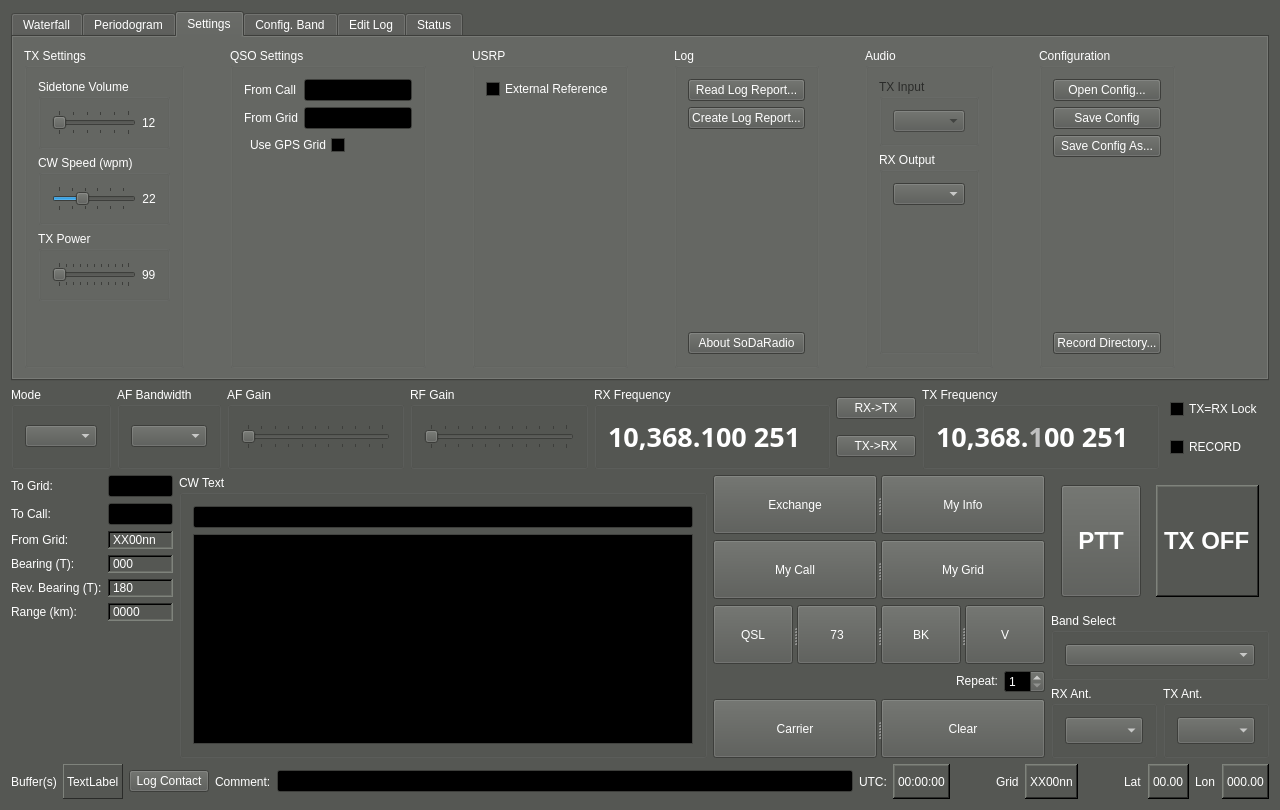
Before: the Qt Designer form qtgui/mainwindow.ui in kb1vc/SoDaRadio, drawn with Qt 5.
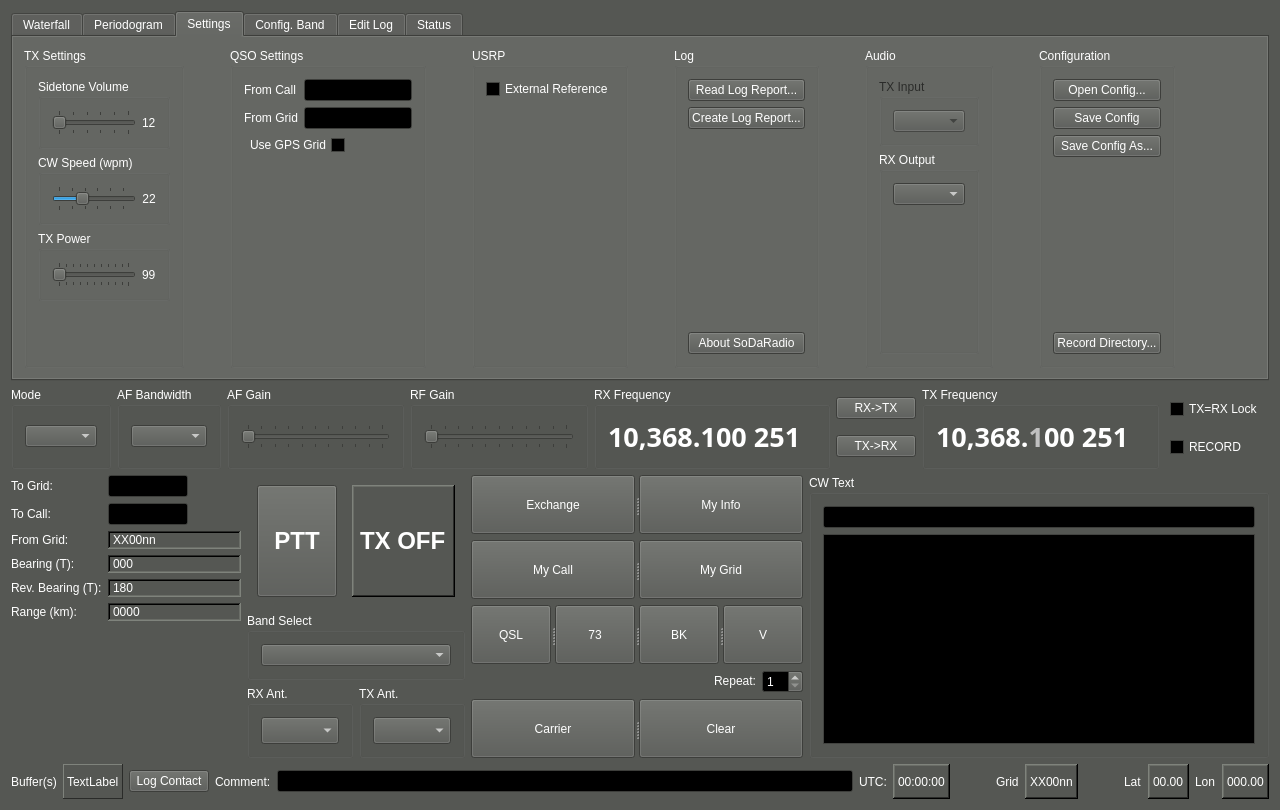
After: the same form once the commit is applied. Icons and pictures are not drawn. Custom widgets are drawn as their Qt base class.

Commit message: Modified GUI layout to put most-used buttons in a cluster.  Previous arrangements were awkward, requiring a mouse excursion from one side of the screen to the other just to TX/RX/log a contact. Perhaps the new layout is better.

The edit to the form file:
```diff
--- a/qtgui/mainwindow.ui
+++ b/qtgui/mainwindow.ui
@@ -2497,7 +2497,7 @@
      </layout>
     </item>
     <item>
-     <layout class="QHBoxLayout" name="MidCtrls_lay" stretch="1,4,1,1">
+     <layout class="QHBoxLayout" name="MidCtrls_lay" stretch="1,0,0,0">
       <item>
        <layout class="QFormLayout" name="Nav_lay">
         <item row="0" column="0">
@@ -2641,33 +2641,158 @@
        </layout>
       </item>
       <item>
-       <widget class="QGroupBox" name="CWTXBox">
-        <property name="sizePolicy">
-         <sizepolicy hsizetype="Preferred" vsizetype="Preferred">
-          <horstretch>1</horstretch>
-          <verstretch>0</verstretch>
-         </sizepolicy>
-        </property>
-        <property name="title">
-         <string>CW Text</string>
-        </property>
-        <layout class="QVBoxLayout" name="verticalLayout_8" stretch="0,0">
-         <item>
-          <widget class="QLineEdit" name="CWCurLine_le">
-           <property name="toolTip">
-            <string>Type CW text here.</string>
-           </property>
-          </widget>
-         </item>
-         <item>
-          <widget class="QPlainTextEdit" name="CWOutBound_te">
-           <property name="readOnly">
-            <bool>true</bool>
-           </property>
-          </widget>
-         </item>
-        </layout>
-       </widget>
+       <layout class="QVBoxLayout" name="PTTCtrl_lay" stretch="2,1,1">
+        <item>
+         <layout class="QHBoxLayout" name="horizontalLayout_3">
+          <property name="spacing">
+           <number>15</number>
+          </property>
+          <property name="leftMargin">
+           <number>10</number>
+          </property>
+          <property name="topMargin">
+           <number>10</number>
+          </property>
+          <property name="rightMargin">
+           <number>10</number>
+          </property>
+          <property name="bottomMargin">
+           <number>10</number>
+          </property>
+          <item>
+           <widget class="QPushButton" name="PTT_btn">
+            <property name="sizePolicy">
+             <sizepolicy hsizetype="MinimumExpanding" vsizetype="MinimumExpanding">
+              <horstretch>0</horstretch>
+              <verstretch>0</verstretch>
+             </sizepolicy>
+            </property>
+            <property name="font">
+             <font>
+              <pointsize>18</pointsize>
+              <weight>75</weight>
+              <bold>true</bold>
+             </font>
+            </property>
+            <property name="toolTip">
+             <string>Push To Talk: toggle between RX and TX</string>
+            </property>
+            <property name="text">
+             <string>PTT</string>
+            </property>
+            <property name="checkable">
+             <bool>true</bool>
+            </property>
+            <property name="checked">
+             <bool>false</bool>
+            </property>
+           </widget>
+          </item>
+          <item>
+           <widget class="QLabel" name="TXState_lab">
+            <property name="sizePolicy">
+             <sizepolicy hsizetype="MinimumExpanding" vsizetype="MinimumExpanding">
+              <horstretch>0</horstretch>
+              <verstretch>0</verstretch>
+             </sizepolicy>
+            </property>
+            <property name="font">
+             <font>
+              <pointsize>18</pointsize>
+              <weight>75</weight>
+              <bold>true</bold>
+             </font>
+            </property>
+            <property name="frameShape">
+             <enum>QFrame::WinPanel</enum>
+            </property>
+            <property name="frameShadow">
+             <enum>QFrame::Raised</enum>
+            </property>
+            <property name="text">
+             <string>TX OFF</string>
+            </property>
+           </widget>
+          </item>
+         </layout>
+        </item>
+        <item>
+         <widget class="QGroupBox" name="groupBox">
+          <property name="title">
+           <string>Band Select</string>
+          </property>
+          <layout class="QVBoxLayout" name="verticalLayout_22">
+           <item>
+            <widget class="QComboBox" name="bandSel_cb">
+             <property name="toolTip">
+              <string>Select a band (see the Config. Band tab for settings.)</string>
+             </property>
+            </widget>
+           </item>
+          </layout>
+         </widget>
+        </item>
+        <item>
+         <layout class="QHBoxLayout" name="horizontalLayout_4">
+          <item>
+           <widget class="QGroupBox" name="groupBox_16">
+            <property name="title">
+             <string>RX Ant.</string>
+            </property>
+            <layout class="QVBoxLayout" name="verticalLayout_20">
+             <item>
+              <widget class="QComboBox" name="RXAnt_sel">
+               <property name="sizePolicy">
+                <sizepolicy hsizetype="Preferred" vsizetype="Expanding">
+                 <horstretch>0</horstretch>
+                 <verstretch>0</verstretch>
+                </sizepolicy>
+               </property>
+               <property name="minimumSize">
+                <size>
+                 <width>0</width>
+                 <height>27</height>
+                </size>
+               </property>
+               <property name="toolTip">
+                <string>Choose an antenna for the RX input.</string>
+               </property>
+              </widget>
+             </item>
+            </layout>
+           </widget>
+          </item>
+          <item>
+           <widget class="QGroupBox" name="groupBox_17">
+            <property name="title">
+             <string>TX Ant.</string>
+            </property>
+            <layout class="QVBoxLayout" name="verticalLayout_19">
+             <item>
+              <widget class="QComboBox" name="TXAnt_sel">
+               <property name="sizePolicy">
+                <sizepolicy hsizetype="Preferred" vsizetype="Expanding">
+                 <horstretch>0</horstretch>
+                 <verstretch>0</verstretch>
+                </sizepolicy>
+               </property>
+               <property name="minimumSize">
+                <size>
+                 <width>0</width>
+                 <height>24</height>
+                </size>
+               </property>
+               <property name="toolTip">
+                <string>Choose an antenna for the TX output.</string>
+               </property>
+              </widget>
+             </item>
+            </layout>
+           </widget>
+          </item>
+         </layout>
+        </item>
+       </layout>
       </item>
       <item>
        <layout class="QVBoxLayout" name="CWCtrl_lay">
@@ -2954,158 +3079,33 @@
        </layout>
       </item>
       <item>
-       <layout class="QVBoxLayout" name="PTTCtrl_lay" stretch="2,1,1">
-        <item>
-         <layout class="QHBoxLayout" name="horizontalLayout_3">
-          <property name="spacing">
-           <number>15</number>
-          </property>
-          <property name="leftMargin">
-           <number>10</number>
-          </property>
-          <property name="topMargin">
-           <number>10</number>
-          </property>
-          <property name="rightMargin">
-           <number>10</number>
-          </property>
-          <property name="bottomMargin">
-           <number>10</number>
-          </property>
-          <item>
-           <widget class="QPushButton" name="PTT_btn">
-            <property name="sizePolicy">
-             <sizepolicy hsizetype="MinimumExpanding" vsizetype="MinimumExpanding">
-              <horstretch>0</horstretch>
-              <verstretch>0</verstretch>
-             </sizepolicy>
-            </property>
-            <property name="font">
-             <font>
-              <pointsize>18</pointsize>
-              <weight>75</weight>
-              <bold>true</bold>
-             </font>
-            </property>
-            <property name="toolTip">
-             <string>Push To Talk: toggle between RX and TX</string>
-            </property>
-            <property name="text">
-             <string>PTT</string>
-            </property>
-            <property name="checkable">
-             <bool>true</bool>
-            </property>
-            <property name="checked">
-             <bool>false</bool>
-            </property>
-           </widget>
-          </item>
-          <item>
-           <widget class="QLabel" name="TXState_lab">
-            <property name="sizePolicy">
-             <sizepolicy hsizetype="MinimumExpanding" vsizetype="MinimumExpanding">
-              <horstretch>0</horstretch>
-              <verstretch>0</verstretch>
-             </sizepolicy>
-            </property>
-            <property name="font">
-             <font>
-              <pointsize>18</pointsize>
-              <weight>75</weight>
-              <bold>true</bold>
-             </font>
-            </property>
-            <property name="frameShape">
-             <enum>QFrame::WinPanel</enum>
-            </property>
-            <property name="frameShadow">
-             <enum>QFrame::Raised</enum>
-            </property>
-            <property name="text">
-             <string>TX OFF</string>
-            </property>
-           </widget>
-          </item>
-         </layout>
-        </item>
-        <item>
-         <widget class="QGroupBox" name="groupBox">
-          <property name="title">
-           <string>Band Select</string>
-          </property>
-          <layout class="QVBoxLayout" name="verticalLayout_22">
-           <item>
-            <widget class="QComboBox" name="bandSel_cb">
-             <property name="toolTip">
-              <string>Select a band (see the Config. Band tab for settings.)</string>
-             </property>
-            </widget>
-           </item>
-          </layout>
-         </widget>
-        </item>
-        <item>
-         <layout class="QHBoxLayout" name="horizontalLayout_4">
-          <item>
-           <widget class="QGroupBox" name="groupBox_16">
-            <property name="title">
-             <string>RX Ant.</string>
-            </property>
-            <layout class="QVBoxLayout" name="verticalLayout_20">
-             <item>
-              <widget class="QComboBox" name="RXAnt_sel">
-               <property name="sizePolicy">
-                <sizepolicy hsizetype="Preferred" vsizetype="Expanding">
-                 <horstretch>0</horstretch>
-                 <verstretch>0</verstretch>
-                </sizepolicy>
-               </property>
-               <property name="minimumSize">
-                <size>
-                 <width>0</width>
-                 <height>27</height>
-                </size>
-               </property>
-               <property name="toolTip">
-                <string>Choose an antenna for the RX input.</string>
-               </property>
-              </widget>
-             </item>
-            </layout>
-           </widget>
-          </item>
-          <item>
-           <widget class="QGroupBox" name="groupBox_17">
-            <property name="title">
-             <string>TX Ant.</string>
-            </property>
-            <layout class="QVBoxLayout" name="verticalLayout_19">
-             <item>
-              <widget class="QComboBox" name="TXAnt_sel">
-               <property name="sizePolicy">
-                <sizepolicy hsizetype="Preferred" vsizetype="Expanding">
-                 <horstretch>0</horstretch>
-                 <verstretch>0</verstretch>
-                </sizepolicy>
-               </property>
-               <property name="minimumSize">
-                <size>
-                 <width>0</width>
-                 <height>24</height>
-                </size>
-               </property>
-               <property name="toolTip">
-                <string>Choose an antenna for the TX output.</string>
-               </property>
-              </widget>
-             </item>
-            </layout>
-           </widget>
-          </item>
-         </layout>
-        </item>
-       </layout>
+       <widget class="QGroupBox" name="CWTXBox">
+        <property name="sizePolicy">
+         <sizepolicy hsizetype="Preferred" vsizetype="Preferred">
+          <horstretch>2</horstretch>
+          <verstretch>0</verstretch>
+         </sizepolicy>
+        </property>
+        <property name="title">
+         <string>CW Text</string>
+        </property>
+        <layout class="QVBoxLayout" name="verticalLayout_8" stretch="0,0">
+         <item>
+          <widget class="QLineEdit" name="CWCurLine_le">
+           <property name="toolTip">
+            <string>Type CW text here.</string>
+           </property>
+          </widget>
+         </item>
+         <item>
+          <widget class="QPlainTextEdit" name="CWOutBound_te">
+           <property name="readOnly">
+            <bool>true</bool>
+           </property>
+          </widget>
+         </item>
+        </layout>
+       </widget>
       </item>
      </layout>
     </item>
```
The commit also changes 1 other file.
